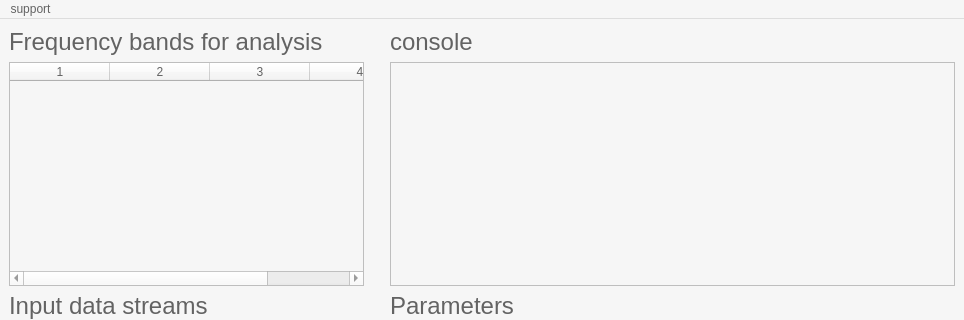
Qt form LSLanalysis/gui/gui.ui (RhythmsOfRelating/HybridHarmony) before a commit; both pictures show x 0 to 964 and y 0 to 320 of the 964 by 669 pixel window.
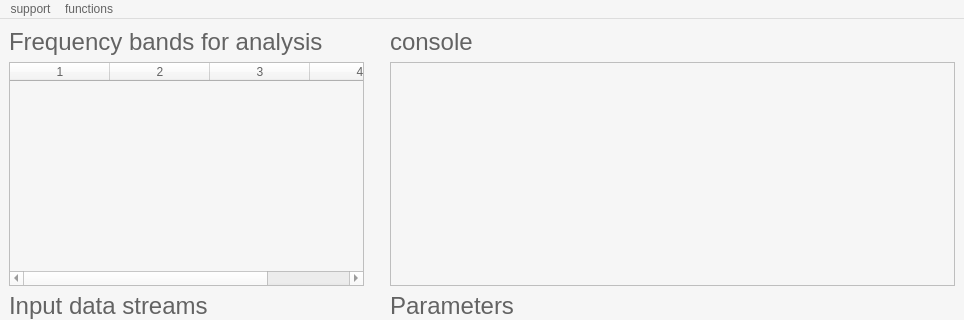
The same form after that commit.

Diff of the .ui file:
```diff
--- a/LSLanalysis/gui/gui.ui
+++ b/LSLanalysis/gui/gui.ui
@@ -160,6 +160,15 @@
        </color>
       </brush>
      </colorrole>
+     <colorrole role="PlaceholderText">
+      <brush brushstyle="NoBrush">
+       <color alpha="128">
+        <red>99</red>
+        <green>99</green>
+        <blue>99</blue>
+       </color>
+      </brush>
+     </colorrole>
     </active>
     <inactive>
      <colorrole role="WindowText">
@@ -297,6 +306,15 @@
        </color>
       </brush>
      </colorrole>
+     <colorrole role="PlaceholderText">
+      <brush brushstyle="NoBrush">
+       <color alpha="128">
+        <red>99</red>
+        <green>99</green>
+        <blue>99</blue>
+       </color>
+      </brush>
+     </colorrole>
     </inactive>
     <disabled>
      <colorrole role="WindowText">
@@ -434,6 +452,15 @@
        </color>
       </brush>
      </colorrole>
+     <colorrole role="PlaceholderText">
+      <brush brushstyle="NoBrush">
+       <color alpha="128">
+        <red>99</red>
+        <green>99</green>
+        <blue>99</blue>
+       </color>
+      </brush>
+     </colorrole>
     </disabled>
    </palette>
   </property>
@@ -876,7 +903,14 @@
     <addaction name="actiongenerate_random_data"/>
     <addaction name="actionplay_a_sample_recording_as_test_data"/>
    </widget>
+   <widget class="QMenu" name="menufunctions">
+    <property name="title">
+     <string>functions</string>
+    </property>
+    <addaction name="actionbridge"/>
+   </widget>
    <addaction name="menusupport"/>
+   <addaction name="menufunctions"/>
   </widget>
   <widget class="QStatusBar" name="statusbar"/>
   <action name="actiongenerate_random_data">
```
Left out of the diff: 9 changed lines with no effect on the pictures.
